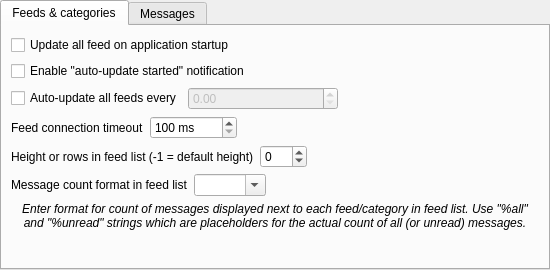
First picture: the form in src/gui/settings/settingsfeedsmessages.ui, repository martinrotter/rssguard, before the edit.
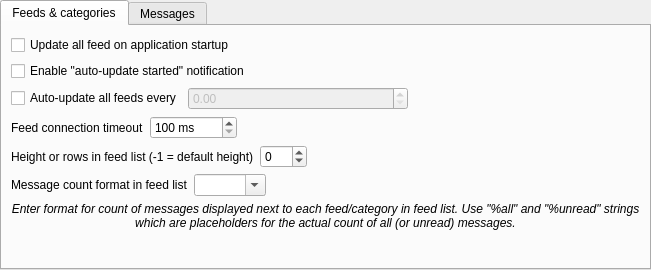
Second picture: the form after the edit. Custom widgets are drawn as their Qt base class.

Commit message: Wider spinbox.

What changed in the file:
```diff
--- a/src/gui/settings/settingsfeedsmessages.ui
+++ b/src/gui/settings/settingsfeedsmessages.ui
@@ -6,7 +6,7 @@
    <rect>
     <x>0</x>
     <y>0</y>
-    <width>550</width>
+    <width>651</width>
     <height>270</height>
    </rect>
   </property>
@@ -63,7 +63,7 @@
            </property>
            <property name="minimumSize">
             <size>
-             <width>150</width>
+             <width>220</width>
              <height>0</height>
             </size>
            </property>
```
